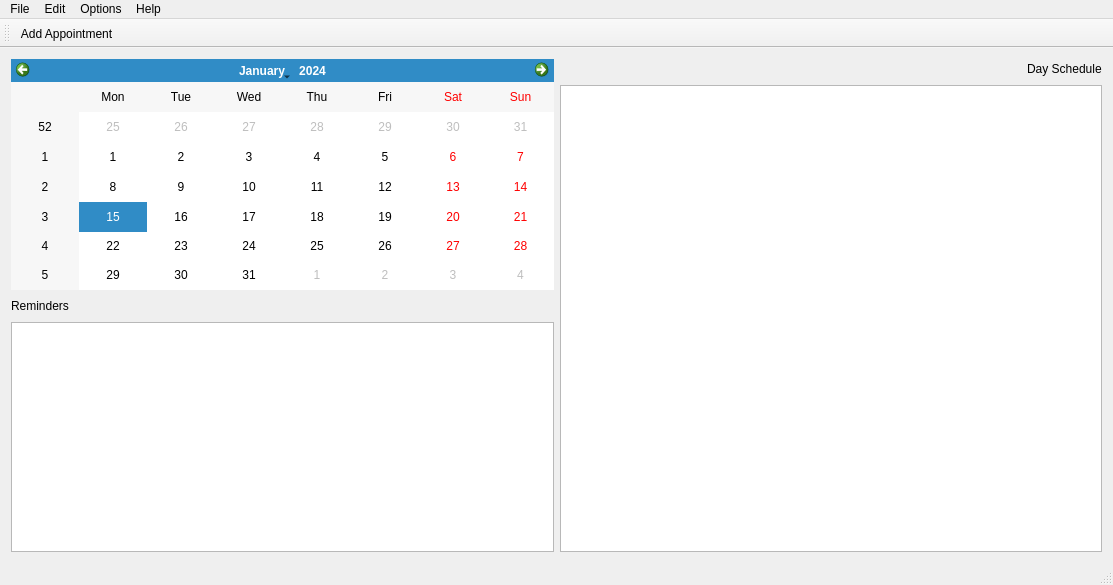
Old version of the form lxqt-organizer/mainwindow.ui in the repository lxqt/organizer.
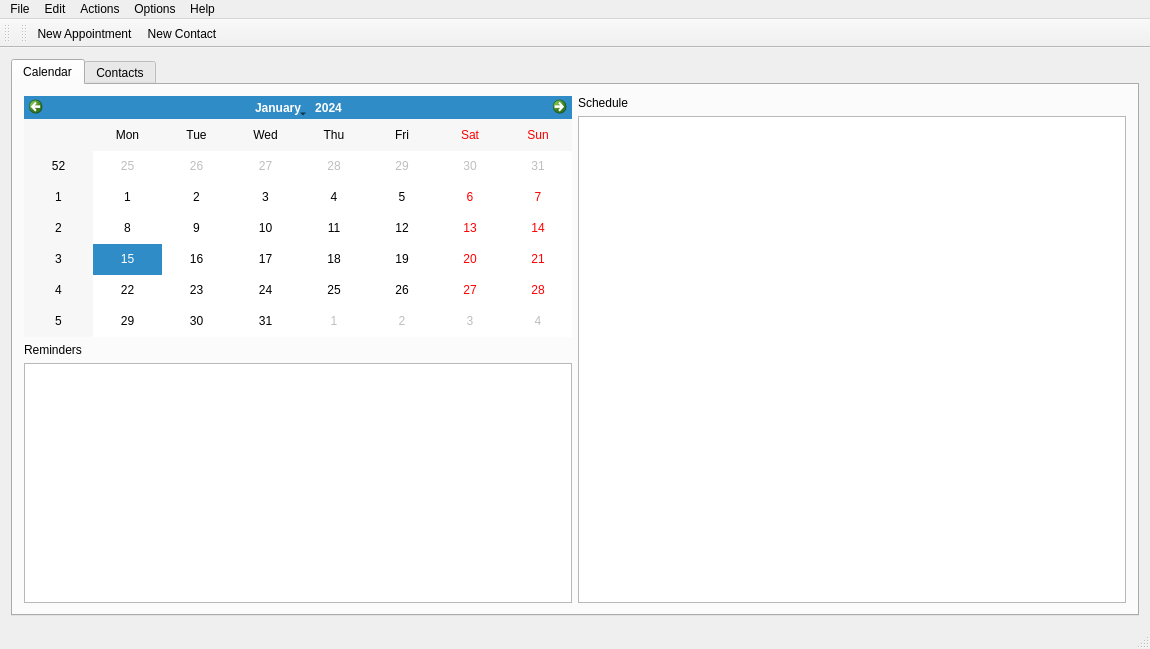
New version of the form. Icons and pictures are not drawn.

The edit to the form file:
```diff
--- a/lxqt-organizer/mainwindow.ui
+++ b/lxqt-organizer/mainwindow.ui
@@ -6,129 +6,108 @@
    <rect>
     <x>0</x>
     <y>0</y>
-    <width>1113</width>
-    <height>585</height>
+    <width>1150</width>
+    <height>649</height>
    </rect>
   </property>
   <property name="windowTitle">
    <string>MainWindow</string>
   </property>
   <widget class="QWidget" name="centralWidget">
-   <layout class="QGridLayout" name="gridLayout">
-    <item row="0" column="0">
-     <layout class="QVBoxLayout" name="verticalLayout_2">
-      <item>
-       <widget class="QCalendarWidget" name="calendarWidget"/>
-      </item>
-      <item>
-       <layout class="QHBoxLayout" name="horizontalLayout_2">
-        <item>
-         <widget class="QLabel" name="label_2">
-          <property name="text">
-           <string>Reminders</string>
-          </property>
-         </widget>
+   <layout class="QHBoxLayout" name="horizontalLayout_2">
+    <item>
+     <widget class="QTabWidget" name="tabWidget">
+      <property name="currentIndex">
+       <number>0</number>
+      </property>
+      <widget class="QWidget" name="tabCalendar">
+       <attribute name="title">
+        <string>Calendar</string>
+       </attribute>
+       <layout class="QGridLayout" name="gridLayout_2">
+        <item row="0" column="1">
+         <layout class="QVBoxLayout" name="verticalLayout_2">
+          <item>
+           <widget class="QLabel" name="labelSchedule">
+            <property name="text">
+             <string>Schedule</string>
+            </property>
+           </widget>
+          </item>
+          <item>
+           <widget class="QTableView" name="tableView"/>
+          </item>
+         </layout>
         </item>
-        <item>
-         <spacer name="horizontalSpacer_2">
-          <property name="orientation">
-           <enum>Qt::Horizontal</enum>
-          </property>
-          <property name="sizeHint" stdset="0">
-           <size>
-            <width>40</width>
-            <height>20</height>
-           </size>
-          </property>
-         </spacer>
+        <item row="0" column="0">
+         <layout class="QVBoxLayout" name="verticalLayout">
+          <item>
+           <widget class="QCalendarWidget" name="calendarWidget">
+            <property name="sizePolicy">
+             <sizepolicy hsizetype="MinimumExpanding" vsizetype="MinimumExpanding">
+              <horstretch>0</horstretch>
+              <verstretch>0</verstretch>
+             </sizepolicy>
+            </property>
+           </widget>
+          </item>
+          <item>
+           <widget class="QLabel" name="labelReminders">
+            <property name="text">
+             <string>Reminders</string>
+            </property>
+           </widget>
+          </item>
+          <item>
+           <widget class="QListView" name="listViewReminders">
+            <property name="sizePolicy">
+             <sizepolicy hsizetype="MinimumExpanding" vsizetype="MinimumExpanding">
+              <horstretch>0</horstretch>
+              <verstretch>0</verstretch>
+             </sizepolicy>
+            </property>
+           </widget>
+          </item>
+         </layout>
         </item>
        </layout>
-      </item>
-      <item>
-       <widget class="QListView" name="listViewReminders">
-        <property name="minimumSize">
-         <size>
-          <width>500</width>
-          <height>0</height>
-         </size>
-        </property>
-       </widget>
-      </item>
-     </layout>
-    </item>
-    <item row="0" column="1">
-     <layout class="QVBoxLayout" name="verticalLayout">
-      <item>
-       <layout class="QHBoxLayout" name="horizontalLayout">
-        <item>
-         <spacer name="horizontalSpacer">
-          <property name="orientation">
-           <enum>Qt::Horizontal</enum>
-          </property>
-          <property name="sizeHint" stdset="0">
-           <size>
-            <width>40</width>
-            <height>20</height>
-           </size>
-          </property>
-         </spacer>
+      </widget>
+      <widget class="QWidget" name="tabContacts">
+       <attribute name="title">
+        <string>Contacts</string>
+       </attribute>
+       <layout class="QGridLayout" name="gridLayout_4">
+        <item row="0" column="0">
+         <widget class="QTableView" name="tableViewContacts"/>
         </item>
-        <item>
-         <widget class="QLabel" name="labelSchedule">
-          <property name="text">
-           <string>Day Schedule</string>
-          </property>
-         </widget>
+        <item row="1" column="0">
+         <layout class="QHBoxLayout" name="horizontalLayout">
+          <item>
+           <widget class="QPushButton" name="pushButtonShowQuickDetails">
+            <property name="text">
+             <string>Quick/Full View</string>
+            </property>
+           </widget>
+          </item>
+          <item>
+           <widget class="QPushButton" name="pushButtonSearchByLastname">
+            <property name="text">
+             <string>Search </string>
+            </property>
+           </widget>
+          </item>
+          <item>
+           <widget class="QPushButton" name="pushButtonMailTo">
+            <property name="text">
+             <string>MailTo</string>
+            </property>
+           </widget>
+          </item>
+         </layout>
         </item>
        </layout>
-      </item>
-      <item>
-       <widget class="QTableView" name="tableView">
-        <property name="sizePolicy">
-         <sizepolicy hsizetype="Expanding" vsizetype="Expanding">
-          <horstretch>0</horstretch>
-          <verstretch>0</verstretch>
-         </sizepolicy>
-        </property>
-        <property name="minimumSize">
-         <size>
-          <width>0</width>
-          <height>0</height>
-         </size>
-        </property>
-        <property name="frameShape">
-         <enum>QFrame::StyledPanel</enum>
-        </property>
-        <property name="frameShadow">
-         <enum>QFrame::Sunken</enum>
-        </property>
-        <property name="lineWidth">
-         <number>0</number>
-        </property>
-        <property name="showGrid">
-         <bool>false</bool>
-        </property>
-        <property name="gridStyle">
-         <enum>Qt::NoPen</enum>
-        </property>
-        <property name="sortingEnabled">
-         <bool>false</bool>
-        </property>
-        <attribute name="horizontalHeaderVisible">
-         <bool>false</bool>
-        </attribute>
-        <attribute name="horizontalHeaderHighlightSections">
-         <bool>false</bool>
-        </attribute>
-        <attribute name="verticalHeaderVisible">
-         <bool>false</bool>
-        </attribute>
-        <attribute name="verticalHeaderHighlightSections">
-         <bool>false</bool>
-        </attribute>
-       </widget>
-      </item>
-     </layout>
+      </widget>
+     </widget>
     </item>
    </layout>
   </widget>
@@ -137,7 +116,7 @@
     <rect>
      <x>0</x>
      <y>0</y>
-     <width>1113</width>
+     <width>1150</width>
      <height>29</height>
     </rect>
    </property>
@@ -145,23 +124,22 @@
     <property name="title">
      <string>File</string>
     </property>
+    <addaction name="actionExport_Contacts_XML"/>
+    <addaction name="actionExport_Appointments_XML"/>
     <addaction name="actionExit"/>
    </widget>
-   <widget class="QMenu" name="menuEdit">
+   <widget class="QMenu" name="menuAction">
     <property name="title">
-     <string>Edit</string>
+     <string>Actions</string>
     </property>
-    <addaction name="actionAdd_Appointment"/>
-    <addaction name="separator"/>
-    <addaction name="actionClear_Reminders"/>
-    <addaction name="separator"/>
-    <addaction name="actionDelete_All"/>
+    <addaction name="actionNew_Appointment"/>
+    <addaction name="actionNew_Contact"/>
    </widget>
    <widget class="QMenu" name="menuOptions">
     <property name="title">
      <string>Options</string>
     </property>
-    <addaction name="actionNotifications"/>
+    <addaction name="actionSystem_Notifications"/>
     <addaction name="actionCalendar_Grid"/>
     <addaction name="actionCalendar_Weeks"/>
    </widget>
@@ -171,8 +149,22 @@
     </property>
     <addaction name="actionAbout"/>
    </widget>
+   <widget class="QMenu" name="menuEdit">
+    <property name="title">
+     <string>Edit</string>
+    </property>
+    <addaction name="separator"/>
+    <addaction name="actionClear_All_Reminder_Messages"/>
+    <addaction name="separator"/>
+    <addaction name="separator"/>
+    <addaction name="actionDelete_All_Appointments_2"/>
+    <addaction name="separator"/>
+    <addaction name="actionDelete_All_Contacts"/>
+    <addaction name="separator"/>
+   </widget>
    <addaction name="menuFile"/>
    <addaction name="menuEdit"/>
+   <addaction name="menuAction"/>
    <addaction name="menuOptions"/>
    <addaction name="menuHelp"/>
   </widget>
@@ -183,29 +175,47 @@
    <attribute name="toolBarBreak">
     <bool>false</bool>
    </attribute>
-   <addaction name="actionAdd_Appointment"/>
   </widget>
   <widget class="QStatusBar" name="statusBar"/>
+  <widget class="QToolBar" name="toolBar">
+   <property name="windowTitle">
+    <string>toolBar</string>
+   </property>
+   <attribute name="toolBarArea">
+    <enum>TopToolBarArea</enum>
+   </attribute>
+   <attribute name="toolBarBreak">
+    <bool>false</bool>
+   </attribute>
+   <addaction name="actionNew_Appointment"/>
+   <addaction name="actionNew_Contact"/>
+  </widget>
   <action name="actionExit">
    <property name="text">
     <string>Exit</string>
    </property>
   </action>
-  <action name="actionAdd_Appointment">
+  <action name="actionNew_Appointment">
    <property name="icon">
-    <iconset resource="icon_resource.qrc">
-     <normaloff>:/new/icon/icons/add.svg</normaloff>:/new/icon/icons/add.svg</iconset>
+    <iconset resource="icons.qrc">
+     <normaloff>:/new/icons/icons/appointment.svg</normaloff>:/new/icons/icons/appointment.svg</iconset>
    </property>
    <property name="text">
-    <string>Add Appointment</string>
+    <string>New Appointment</string>
    </property>
   </action>
-  <action name="actionNotifications">
-   <property name="checkable">
-    <bool>true</bool>
+  <action name="actionNew_Contact">
+   <property name="icon">
+    <iconset resource="icons.qrc">
+     <normaloff>:/new/icons/icons/contact.svg</normaloff>:/new/icons/icons/contact.svg</iconset>
    </property>
    <property name="text">
-    <string>Notifications</string>
+    <string>New Contact</string>
+   </property>
+  </action>
+  <action name="actionDelete_All_Contacts">
+   <property name="text">
+    <string>Delete All Contacts</string>
    </property>
   </action>
   <action name="actionAbout">
@@ -213,9 +223,32 @@
     <string>About</string>
    </property>
   </action>
-  <action name="actionDelete_All">
+  <action name="actionClear_All_Reminder_Messages">
    <property name="text">
-    <string>Delete All</string>
+    <string>Clear All Reminder Messages</string>
+   </property>
+  </action>
+  <action name="actionDelete_All_Appointments_2">
+   <property name="text">
+    <string>Delete All Appointments</string>
+   </property>
+  </action>
+  <action name="actionExport_Contacts_XML">
+   <property name="text">
+    <string>Export Contacts (XML)</string>
+   </property>
+  </action>
+  <action name="actionExport_Appointments_XML">
+   <property name="text">
+    <string>Export Appointments (XML)</string>
+   </property>
+  </action>
+  <action name="actionSystem_Notifications">
+   <property name="checkable">
+    <bool>true</bool>
+   </property>
+   <property name="text">
+    <string>System Notifications</string>
    </property>
   </action>
   <action name="actionCalendar_Grid">
@@ -234,11 +267,6 @@
     <string>Calendar Weeks</string>
    </property>
   </action>
-  <action name="actionClear_Reminders">
-   <property name="text">
-    <string>Clear Reminders</string>
-   </property>
-  </action>
  </widget>
  <layoutdefault spacing="6" margin="11"/>
  <resources>
```
Left out of the diff: 2 changed lines with no effect on the pictures.
